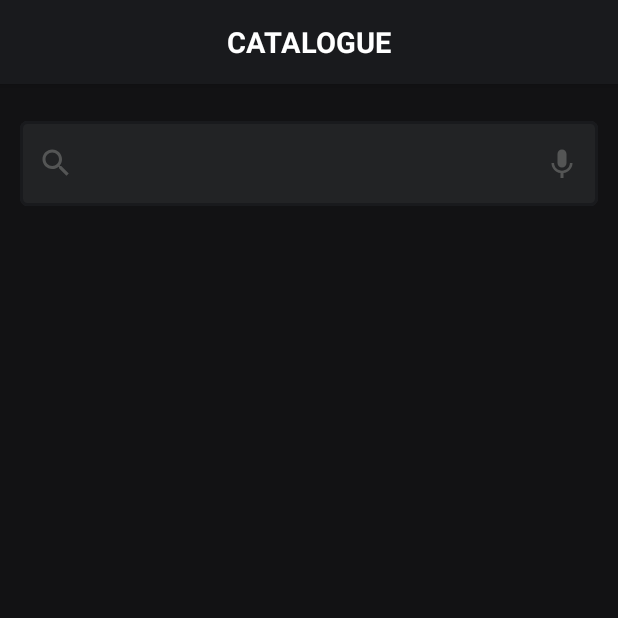
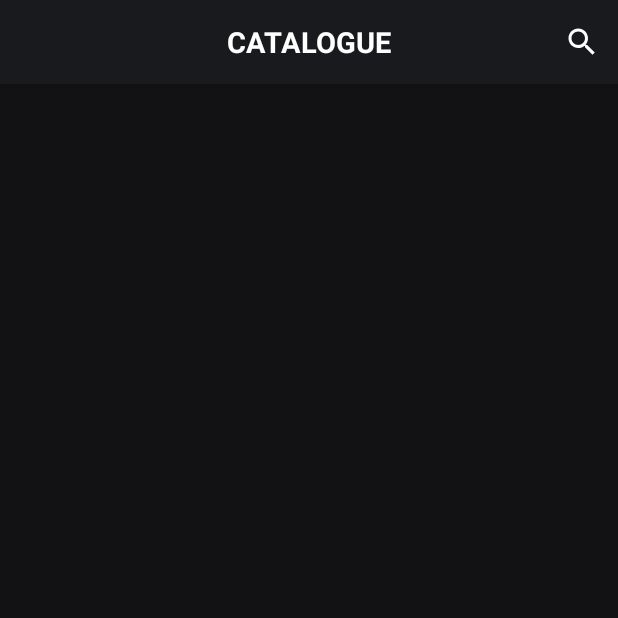
Before and after one commit to FabledTria5/InGame, an Android app: the fragment CatalogueFragment shown on its own in the app's theme, on a phone screen of 412 x 824 dp, the top half of it. Run offline under Robolectric (Android 15) with nearby library versions, the phone set to English and light mode, and no system bars; our stand-ins replace Dagger/Hilt's generated code, data binding, sdp/ssp sizes; libraries missing offline, so code that uses them is left out: moxy.ktx.moxyPresenter; 1 statement that could not run was skipped.

```diff
--- a/app/src/main/java/com/example/ingame/di/module/UiModule.kt
+++ b/app/src/main/java/com/example/ingame/di/module/UiModule.kt
@@ -14,6 +14,7 @@ import com.example.ingame.ui.fragments.popular.PopularFragment
 import com.example.ingame.ui.fragments.profile.ProfileFragment
 import com.example.ingame.ui.fragments.recommended.RecommendedFragment
 import com.example.ingame.ui.fragments.requirements.RequirementsFragment
+import com.example.ingame.ui.fragments.search.SearchFragment
 import dagger.Module
 import dagger.android.ContributesAndroidInjector
 
@@ -62,4 +63,7 @@ abstract class UiModule {
     @ContributesAndroidInjector
     abstract fun bindNewGamesFragment(): NewGamesFragment
 
+    @ContributesAndroidInjector
+    abstract fun bindSearchFragment(): SearchFragment
+
 }
--- a/app/src/main/java/com/example/ingame/ui/activities/main/MainPresenter.kt
+++ b/app/src/main/java/com/example/ingame/ui/activities/main/MainPresenter.kt
@@ -10,6 +10,8 @@ class MainPresenter(
 ) :
     MvpPresenter<MainView>() {
 
+    fun onCreate() = viewState.decorateBottomSheet()
+
     fun backClicked() = router.exit()
 
     fun homeClicked() = router.navigateTo(screens.home())
--- a/app/src/main/java/com/example/ingame/ui/fragments/catalogue/CatalogueView.kt
+++ b/app/src/main/java/com/example/ingame/ui/fragments/catalogue/CatalogueView.kt
@@ -9,9 +9,6 @@ import moxy.viewstate.strategy.alias.Skip
 interface CatalogueView : MvpView {
 
     @AddToEndSingle
-    fun setupListeners()
-
-    @Skip
-    fun openDisplaySpeechRecognizer()
+    fun setupMenu()
 
 }
--- a/app/src/main/java/com/example/ingame/ui/navigation/ApplicationScreens.kt
+++ b/app/src/main/java/com/example/ingame/ui/navigation/ApplicationScreens.kt
@@ -6,6 +6,8 @@ import com.example.ingame.ui.fragments.game.GameFragment
 import com.example.ingame.ui.fragments.home.HomeFragment
 import com.example.ingame.ui.fragments.hot_game.HotGameFragment
 import com.example.ingame.ui.fragments.profile.ProfileFragment
+import com.example.ingame.ui.fragments.search.SearchFragment
+import com.github.terrakok.cicerone.Screen
 import com.github.terrakok.cicerone.androidx.FragmentScreen
 
 class ApplicationScreens : IScreens {
@@ -22,4 +24,6 @@ class ApplicationScreens : IScreens {
         FragmentScreen { HotGameFragment.newInstance(hotGameId = hotGameId) }
 
     override fun games(gameId: Int) = FragmentScreen { GameFragment.newInstance(gameId = gameId) }
+
+    override fun search() = FragmentScreen { SearchFragment.newInstance() }
 }
--- a/app/src/main/java/com/example/ingame/ui/navigation/IScreens.kt
+++ b/app/src/main/java/com/example/ingame/ui/navigation/IScreens.kt
@@ -9,4 +9,5 @@ interface IScreens {
     fun profile(): Screen
     fun hotGames(hotGameId: Int): Screen
     fun games(gameId: Int): Screen
+    fun search(): Screen
 }
--- a/app/src/main/res/layout/fragment_catalogue.xml
+++ b/app/src/main/res/layout/fragment_catalogue.xml
@@ -5,7 +5,6 @@
     <androidx.coordinatorlayout.widget.CoordinatorLayout
         android:layout_width="match_parent"
         android:layout_height="match_parent">
-
 
         <com.google.android.material.appbar.AppBarLayout
             android:layout_width="match_parent"
@@ -16,18 +15,17 @@
 
             <com.google.android.material.appbar.CollapsingToolbarLayout
                 android:layout_width="match_parent"
-                android:layout_height="match_parent">
+                android:layout_height="match_parent"
+                app:titleEnabled="false">
 
-                <TextView
-                    android:layout_width="wrap_content"
-                    android:layout_height="wrap_content"
-                    android:layout_gravity="center"
-                    android:text="@string/catalogue"
-                    android:textAllCaps="true"
-                    android:textColor="@color/white"
-                    android:textSize="@dimen/fragment_title_text_size"
-                    android:textStyle="bold"
-                    app:layout_collapseMode="pin" />
+                <com.google.android.material.appbar.MaterialToolbar
+                    android:id="@+id/toolbar"
+                    android:layout_width="match_parent"
+                    android:layout_height="match_parent"
+                    app:menu="@menu/catalogue_menu"
+                    app:title="@string/catalogue"
+                    app:titleCentered="true"
+                    app:titleTextAppearance="@style/FragmentTitleTextAppearance" />
 
             </com.google.android.material.appbar.CollapsingToolbarLayout>
 
@@ -42,37 +40,6 @@
                 android:layout_width="match_parent"
                 android:layout_height="match_parent">
 
-                <com.google.android.material.textfield.TextInputLayout
-                    android:id="@+id/tilSearchView"
-                    style="@style/Widget.MaterialComponents.TextInputLayout.OutlinedBox"
-                    android:layout_width="match_parent"
-                    android:layout_height="wrap_content"
-                    android:layout_marginHorizontal="@dimen/_10sdp"
-                    android:layout_marginTop="@dimen/_15sdp"
-                    android:elevation="@dimen/_10sdp"
-                    app:boxCornerRadiusBottomEnd="5dp"
-                    app:boxCornerRadiusBottomStart="5dp"
-                    app:boxCornerRadiusTopEnd="5dp"
-                    app:boxCornerRadiusTopStart="5dp"
-                    app:boxStrokeWidth="0dp"
-                    app:endIconDrawable="@drawable/ic_keyboard_voice"
-                    app:endIconMode="custom"
-                    app:endIconTint="@color/DimGray"
-                    app:layout_constraintEnd_toEndOf="parent"
-                    app:layout_constraintStart_toStartOf="parent"
-                    app:layout_constraintTop_toTopOf="parent"
-                    app:startIconDrawable="@drawable/ic_search"
-                    app:startIconTint="@color/DimGray">
-
-                    <com.google.android.material.textfield.TextInputEditText
-                        android:id="@+id/tieSearchView"
-                        android:layout_width="match_parent"
-                        android:layout_height="match_parent"
-                        android:backgroundTint="#222325"
-                        android:backgroundTintMode="add"
-                        android:textCursorDrawable="@drawable/custom_cursor" />
-
-                </com.google.android.material.textfield.TextInputLayout>
 
             </androidx.constraintlayout.widget.ConstraintLayout>
 
--- /dev/null
+++ b/app/src/main/res/menu/catalogue_menu.xml
@@ -0,0 +1,9 @@
+<?xml version="1.0" encoding="utf-8"?>
+<menu xmlns:android="http://schemas.android.com/apk/res/android"
+    xmlns:app="http://schemas.android.com/apk/res-auto">
+    <item
+        android:id="@+id/catalogueSearch"
+        android:icon="@drawable/ic_search"
+        android:title="@string/search"
+        app:showAsAction="ifRoom" />
+</menu>
--- a/app/src/main/res/values/strings.xml
+++ b/app/src/main/res/values/strings.xml
@@ -39,4 +39,5 @@
     <string name="add_to_favourites">Add to Favourites</string>
     <string name="add_to_played">Add to Played</string>
     <string name="open_website">Open Website</string>
+    <string name="search">Search</string>
 </resources>
--- a/app/src/main/res/values/style.xml
+++ b/app/src/main/res/values/style.xml
@@ -15,4 +15,10 @@
         <item name="boxStrokeColor">@color/DarkLateGray</item>
         <item name="boxStrokeWidth">0.5dp</item>
     </style>
+
+    <style name="FragmentTitleTextAppearance">
+        <item name="android:textAllCaps">true</item>
+        <item name="android:textSize">@dimen/_15ssp</item>
+        <item name="android:textStyle">bold</item>
+    </style>
 </resources>
```
Also changed, not shown: app/src/main/java/com/example/ingame/ui/activities/main/MainActivity.kt (+18 -0 lines), app/src/main/java/com/example/ingame/ui/activities/main/MainView.kt (+7 -1 lines), app/src/main/java/com/example/ingame/ui/fragments/catalogue/CatalogueFragment.kt (+14 -34 lines), app/src/main/java/com/example/ingame/ui/fragments/catalogue/CataloguePresenter.kt (+10 -4 lines), app/src/main/java/com/example/ingame/ui/fragments/search/SearchFragment.kt (added, +92 -0 lines), app/src/main/java/com/example/ingame/ui/fragments/search/SearchPresenter.kt (added, +26 -0 lines), app/src/main/java/com/example/ingame/ui/fragments/search/SearchPresenterFactory.kt (added, +8 -0 lines), app/src/main/java/com/example/ingame/ui/fragments/search/SearchView.kt (added, +18 -0 lines), app/src/main/java/com/example/ingame/utils/Extensions.kt (+16 -5 lines), app/src/main/res/layout/fragment_search.xml (added, +81 -0 lines).
